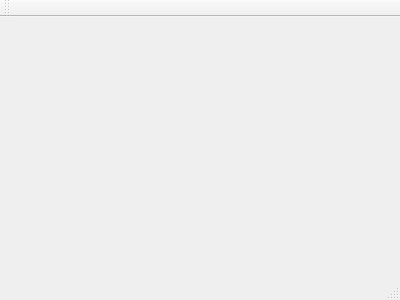
First picture: the form in chatroom.ui, repository answer-001/chatRoom, before the edit.
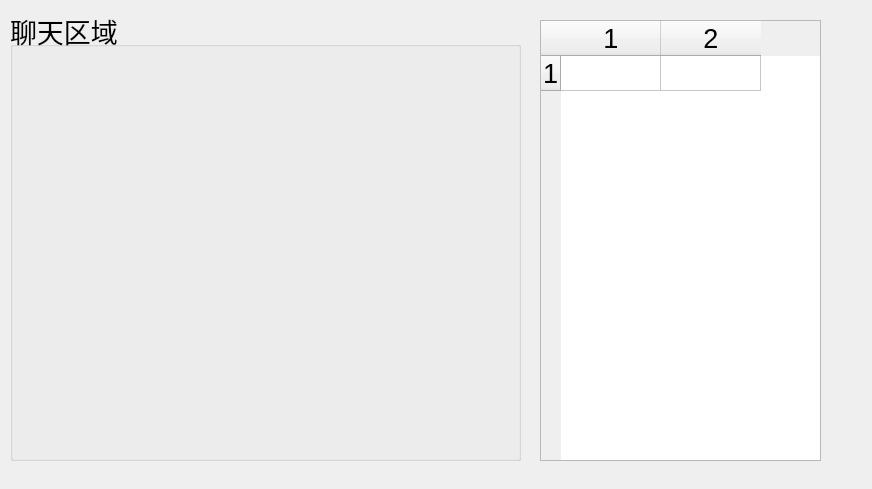
Second picture: the form after the edit.

Commit message: 用户列表和用户聊天室

The edit to the form file:
```diff
--- a/chatroom.ui
+++ b/chatroom.ui
@@ -1,24 +1,58 @@
 <ui version="4.0">
  <class>chatRoom</class>
- <widget class="QMainWindow" name="chatRoom" >
-  <property name="geometry" >
+ <widget class="QMainWindow" name="chatRoom">
+  <property name="geometry">
    <rect>
     <x>0</x>
     <y>0</y>
-    <width>400</width>
-    <height>300</height>
+    <width>872</width>
+    <height>489</height>
    </rect>
   </property>
-  <property name="windowTitle" >
+  <property name="font">
+   <font>
+    <pointsize>20</pointsize>
+   </font>
+  </property>
+  <property name="windowTitle">
    <string>chatRoom</string>
   </property>
-  <widget class="QMenuBar" name="menuBar" />
-  <widget class="QToolBar" name="mainToolBar" />
-  <widget class="QWidget" name="centralWidget" />
-  <widget class="QStatusBar" name="statusBar" />
+  <widget class="QWidget" name="centralWidget">
+   <widget class="QGroupBox" name="chat">
+    <property name="geometry">
+     <rect>
+      <x>10</x>
+      <y>10</y>
+      <width>511</width>
+      <height>451</height>
+     </rect>
+    </property>
+    <property name="title">
+     <string>聊天区域</string>
+    </property>
+   </widget>
+   <widget class="QTableWidget" name="message">
+    <property name="geometry">
+     <rect>
+      <x>540</x>
+      <y>20</y>
+      <width>281</width>
+      <height>441</height>
+     </rect>
+    </property>
+    <property name="rowCount">
+     <number>1</number>
+    </property>
+    <property name="columnCount">
+     <number>2</number>
+    </property>
+    <row/>
+    <column/>
+    <column/>
+   </widget>
+  </widget>
  </widget>
- <layoutDefault spacing="6" margin="11" />
- <pixmapfunction></pixmapfunction>
+ <layoutdefault spacing="6" margin="11"/>
  <resources/>
  <connections/>
 </ui>
```
Left out of the diff: 1 changed line with no effect on the pictures. The commit also changes 21 other files.
